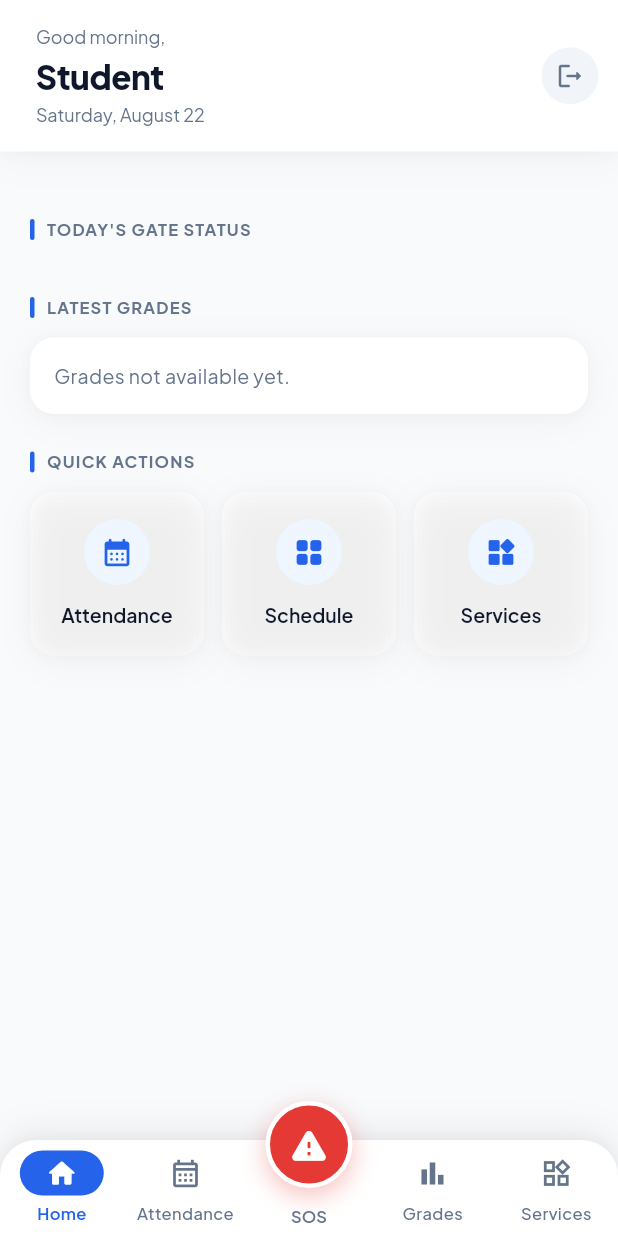
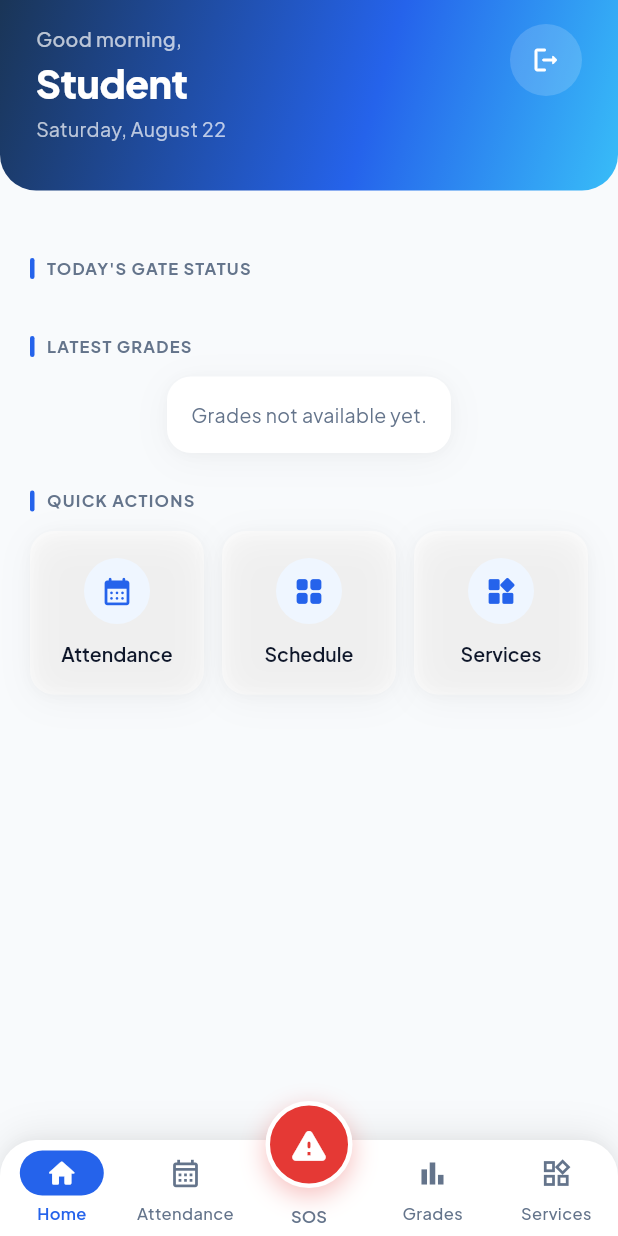
Before and after one commit to junloutordos/bugsaymis-mobile, a Flutter app: the StudentDashboardScreen screen opened by its route, on a phone screen of 412 x 824 dp. Run offline on Flutter 3.47's test engine with Material 3 defaults, Android fonts, the phone set to English and light mode, and no system bars; our stand-ins replace barcode_widget, dio, firebase_core, firebase_messaging, flutter_local_notifications, flutter_riverpod and 8 more; missing offline and left inert: mobile_scanner, screen_brightness; accounts and stored records are empty; network calls fail.

Commit message:
feat(student-dashboard): replace greeting AppHeader with HeroHeader

```diff
--- a/lib/src/features/student/student_dashboard_screen.dart
+++ b/lib/src/features/student/student_dashboard_screen.dart
@@ -3,6 +3,7 @@ import 'package:flutter_riverpod/flutter_riverpod.dart';
 import 'package:go_router/go_router.dart';
 import 'package:intl/intl.dart';
 import '../../core/theme.dart';
+import '../../shared/widgets/hero_header.dart';
 import '../../shared/widgets/shimmer_card.dart';
 import '../auth/auth_provider.dart';
 import '../grades/grades_provider.dart';
@@ -27,40 +28,7 @@ class StudentDashboardScreen extends ConsumerWidget {
 
     return Scaffold(
       backgroundColor: AppColors.background,
-      body: Column(
-        children: [
-          // ── Header ──────────────────────────────────────────────────────
-          AppHeader(
-            greeting: greeting,
-            name: firstName,
-            subtitle: dateStr,
-            actions: [
-              Padding(
-                padding: const EdgeInsets.only(left: 4),
-                child: IconButton(
-                  icon: const Icon(Icons.logout_rounded, size: 20),
-                  tooltip: 'Sign out',
-                  style: IconButton.styleFrom(
-                    foregroundColor: AppColors.textSecondary,
-                    backgroundColor: AppColors.neutralBg,
-                    shape: const CircleBorder(),
-                    minimumSize: const Size(38, 38),
-                    maximumSize: const Size(38, 38),
-                    padding: EdgeInsets.zero,
-                  ),
-                  constraints: const BoxConstraints(minWidth: 44, minHeight: 44),
-                  onPressed: () async {
-                    await ref.read(authStateProvider.notifier).logout();
-                    if (context.mounted) context.go('/login');
-                  },
-                ),
-              ),
-            ],
-          ),
-
-          // ── Body ──────────────────────────────────────────────────────
-          Expanded(
-            child: RefreshIndicator(
+      body: RefreshIndicator(
         color: AppColors.accent,
         onRefresh: () async {
           ref.invalidate(studentProfileProvider);
@@ -69,7 +37,26 @@ class StudentDashboardScreen extends ConsumerWidget {
           ref.invalidate(portalDashboardProvider);
         },
         child: ListView(
+          padding: EdgeInsets.zero,
+          children: [
+            HeroHeader(
+              greeting: greeting,
+              name: firstName,
+              subtitle: dateStr,
+              actionIcon: Icons.logout_rounded,
+              actionTooltip: 'Sign out',
+              onActionTap: () async {
+                await ref.read(authStateProvider.notifier).logout();
+                if (context.mounted) context.go('/login');
+              },
+              trailing: today.maybeWhen(
+                data: (t) => StatusBadge(status: t.lastStatus),
+                orElse: () => null,
+              ),
+            ),
+            Padding(
               padding: const EdgeInsets.fromLTRB(20, 20, 20, 24),
+              child: Column(
                 children: [
                   // ── Profile card ────────────────────────────────────
                   profile.when(
@@ -143,8 +130,8 @@ class StudentDashboardScreen extends ConsumerWidget {
                 ],
               ),
             ),
+          ],
         ),
-        ],
       ),
     );
   }
```
Also changed, not shown: 1 other file. Lines whose indentation alone changed are shown as unchanged.
